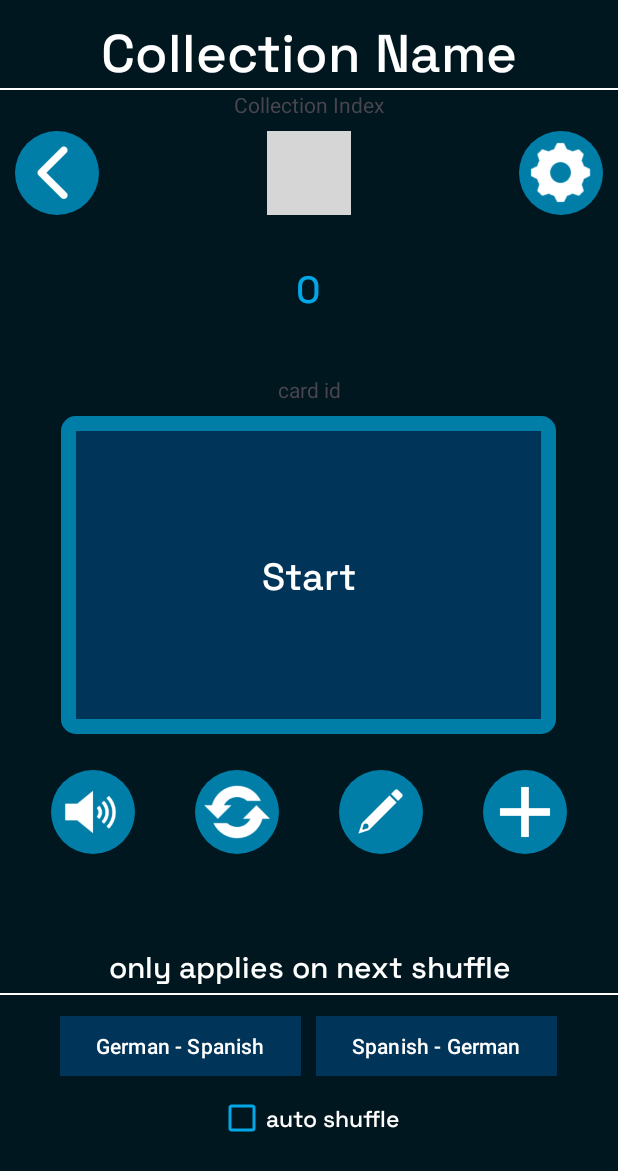
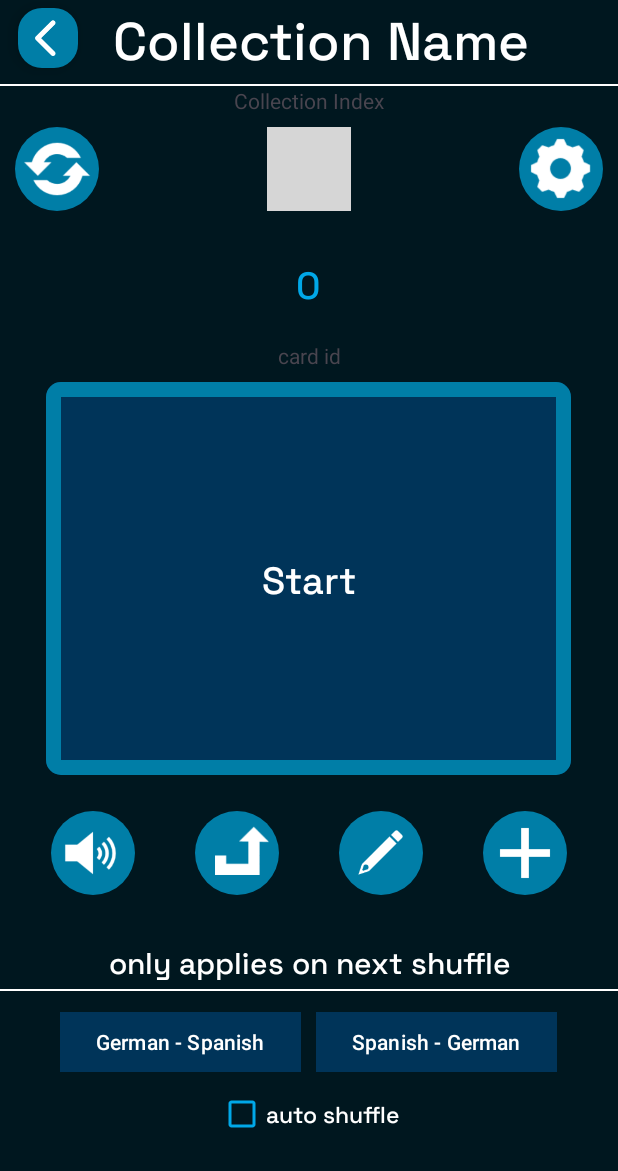
Before and after one commit to ImVulcrum/Flashcards, an Android app: the layout activity_training.xml on its own in the app's theme, with its tools: preview values and no code run, on a phone screen of 412 x 824 dp. Shown: the top 1171 px of the screen. Run offline under Robolectric (Android 15) with nearby library versions, the phone set to English and light mode, and no system bars; grey boxes are pictures that could not be loaded.

Commit message:
[v] implemented the logic for the android back button for the activitys [v] implemted the locig behind the close button when pressed from the vocab list [v] made a few graphical changes

```diff
--- a/app/src/main/res/layout/activity_add_card.xml
+++ b/app/src/main/res/layout/activity_add_card.xml
@@ -284,11 +284,11 @@
                 android:layout_height="64dp"
                 android:layout_marginStart="100dp"
                 android:clickable="true"
-                android:src="@android:drawable/ic_input_add"
+                android:src="@drawable/plus"
                 app:backgroundTint="@color/primary"
                 app:elevation="0dp"
                 app:fabCustomSize="64dp"
-                app:maxImageSize="55dp"
+                app:maxImageSize="40dp"
                 app:shapeAppearance="@style/Widget.Material3.CircularProgressIndicator.Small"
                 app:tint="@color/white"
                 tools:ignore="ContentDescription,SpeakableTextPresentCheck" />
--- a/app/src/main/res/layout/activity_flashcard_list.xml
+++ b/app/src/main/res/layout/activity_flashcard_list.xml
@@ -46,7 +46,7 @@
                 android:maxLines="1"
                 android:text="Collection Name"
                 android:textAppearance="@style/SpaceGroteskLarge"
-                android:textColor="#FFFFFF" />
+                android:textColor="@color/white" />
 
         </LinearLayout>
 
--- a/app/src/main/res/layout/activity_training.xml
+++ b/app/src/main/res/layout/activity_training.xml
@@ -12,26 +12,49 @@
     <LinearLayout
         android:layout_width="match_parent"
         android:layout_height="match_parent"
-        android:layout_marginTop="8dp"
         android:gravity="center_horizontal"
         android:orientation="vertical"
         app:layout_constraintEnd_toEndOf="parent"
         app:layout_constraintStart_toStartOf="parent"
         app:layout_constraintTop_toTopOf="parent">
 
-        <TextView
-            android:id="@+id/collection_title"
+        <LinearLayout
             android:layout_width="match_parent"
             android:layout_height="wrap_content"
-            android:gravity="center"
-            android:text="Collection Name"
-            android:textAppearance="@style/SpaceGroteskLarge"
-            android:textColor="@color/white" />
+            android:orientation="horizontal">
+
+            <com.google.android.material.floatingactionbutton.FloatingActionButton
+                android:id="@+id/b_back_flashcards"
+                android:layout_width="40dp"
+                android:layout_height="40dp"
+                android:layout_gravity="center|end"
+                android:layout_marginStart="8dp"
+                android:clickable="true"
+                android:src="@drawable/back"
+                app:backgroundTint="@color/highlight"
+                app:fabCustomSize="40dp"
+                app:tint="@color/white"
+                tools:ignore="ContentDescription,SpeakableTextPresentCheck" />
+
+            <TextView
+                android:id="@+id/collection_title"
+                android:layout_width="match_parent"
+                android:layout_height="wrap_content"
+                android:layout_gravity="end"
+                android:layout_marginStart="5dp"
+                android:gravity="center_horizontal"
+                android:maxLines="1"
+                android:paddingStart="-45dp"
+                android:text="Collection Name"
+                android:textAppearance="@style/SpaceGroteskLarge"
+                android:textColor="@color/white" />
+        </LinearLayout>
 
         <View
             android:id="@+id/divider2"
             android:layout_width="match_parent"
             android:layout_height="1dp"
+            android:layout_marginTop="5dp"
             android:background="?android:attr/listDivider"
             android:backgroundTint="@color/white"
             android:backgroundTintMode="add" />
@@ -50,24 +73,23 @@
             android:orientation="horizontal">
 
             <com.google.android.material.floatingactionbutton.FloatingActionButton
-                android:id="@+id/b_back_flashcards"
+                android:id="@+id/b_shuffle_flashcards"
                 android:layout_width="wrap_content"
                 android:layout_height="wrap_content"
-                android:layout_gravity="start"
                 android:layout_marginStart="10dp"
                 android:clickable="true"
-                android:src="@drawable/back"
-                app:tint="@color/white"
+                android:src="@drawable/shuffle"
                 app:backgroundTint="@color/highlight"
                 app:elevation="0dp"
-                app:maxImageSize="35dp"
+                app:maxImageSize="45dp"
                 app:shapeAppearance="@style/Widget.Material3.CircularProgressIndicator.Small"
+                app:tint="@color/white"
                 tools:ignore="ContentDescription,SpeakableTextPresentCheck" />
 
             <View
                 android:layout_width="0dp"
                 android:layout_height="0dp"
-                android:layout_weight="1"/>
+                android:layout_weight="1" />
 
             <com.google.android.material.floatingactionbutton.FloatingActionButton
                 android:id="@+id/b_show_flashcards"
@@ -86,7 +108,7 @@
             <View
                 android:layout_width="0dp"
                 android:layout_height="0dp"
-                android:layout_weight="1"/>
+                android:layout_weight="1" />
 
             <com.google.android.material.floatingactionbutton.FloatingActionButton
                 android:id="@+id/b_settings_flashcards"
@@ -97,10 +119,10 @@
                 android:clickable="true"
                 android:src="@drawable/settings"
                 app:backgroundTint="@color/highlight"
-                app:tint="@color/white"
                 app:elevation="0dp"
                 app:maxImageSize="55dp"
                 app:shapeAppearance="@style/Widget.Material3.CircularProgressIndicator.Small"
+                app:tint="@color/white"
                 tools:ignore="ContentDescription,SpeakableTextPresentCheck" />
         </LinearLayout>
 
@@ -119,7 +141,7 @@
             android:id="@+id/flashcard_id"
             android:layout_width="match_parent"
             android:layout_height="wrap_content"
-            android:layout_marginTop="40dp"
+            android:layout_marginTop="20dp"
             android:gravity="center_horizontal"
             android:text="card id" />
 
@@ -151,23 +173,23 @@
                 android:src="@drawable/unmuted"
                 app:backgroundTint="@color/highlight"
                 app:elevation="0dp"
-                app:tint="@color/white"
                 app:maxImageSize="40dp"
                 app:shapeAppearance="@style/Widget.Material3.CircularProgressIndicator.Small"
+                app:tint="@color/white"
                 tools:ignore="ContentDescription,SpeakableTextPresentCheck" />
 
             <com.google.android.material.floatingactionbutton.FloatingActionButton
-                android:id="@+id/b_shuffle_flashcards"
+                android:id="@+id/b_move_flashcards"
                 android:layout_width="wrap_content"
                 android:layout_height="wrap_content"
                 android:layout_marginStart="40dp"
                 android:clickable="true"
-                android:src="@drawable/shuffle"
+                android:src="@drawable/move"
                 app:backgroundTint="@color/highlight"
                 app:elevation="0dp"
-                app:tint="@color/white"
                 app:maxImageSize="45dp"
                 app:shapeAppearance="@style/Widget.Material3.CircularProgressIndicator.Small"
+                app:tint="@color/white"
                 tools:ignore="ContentDescription,SpeakableTextPresentCheck" />
 
             <com.google.android.material.floatingactionbutton.FloatingActionButton
@@ -204,7 +226,7 @@
             android:id="@+id/textView2"
             android:layout_width="match_parent"
             android:layout_height="wrap_content"
-            android:layout_marginTop="60dp"
+            android:layout_marginTop="30dp"
             android:gravity="center_horizontal"
             android:text="only applies on next shuffle"
             android:textAppearance="@style/SpaceGroteskSmall"
@@ -252,8 +274,8 @@
             android:layout_height="wrap_content"
             android:text="auto shuffle"
             android:textAppearance="@style/SpaceGroteskVerySmall"
-            app:buttonTint="@color/strong_highlight"
-            android:textColor="@color/white" />
+            android:textColor="@color/white"
+            app:buttonTint="@color/strong_highlight" />
 
     </LinearLayout>
 
--- a/app/src/main/res/values/measures.xml
+++ b/app/src/main/res/values/measures.xml
@@ -3,7 +3,7 @@
     <dimen name="collection_display_width">320dp</dimen>
     <dimen name="collection_display_height">40dp</dimen>
     <dimen name="collection_display_area_height">560dp</dimen>
-    <dimen name="flashcard_height">220dp</dimen>
-    <dimen name="flashcard_width">330dp</dimen>
+    <dimen name="flashcard_height">270dp</dimen>
+    <dimen name="flashcard_width">350dp</dimen>
 
 </resources>
```
Also changed, not shown: app/src/main/java/com/example/flashcards/AddCardActivity.kt (+11 -0 lines), app/src/main/java/com/example/flashcards/CollectionSettingsActivity.kt (+17 -4 lines), app/src/main/java/com/example/flashcards/FlashcardListActivity.kt (+27 -8 lines), app/src/main/java/com/example/flashcards/SettingsActivity.kt (+15 -2 lines), app/src/main/java/com/example/flashcards/TrainingActivity.kt (+13 -3 lines).
